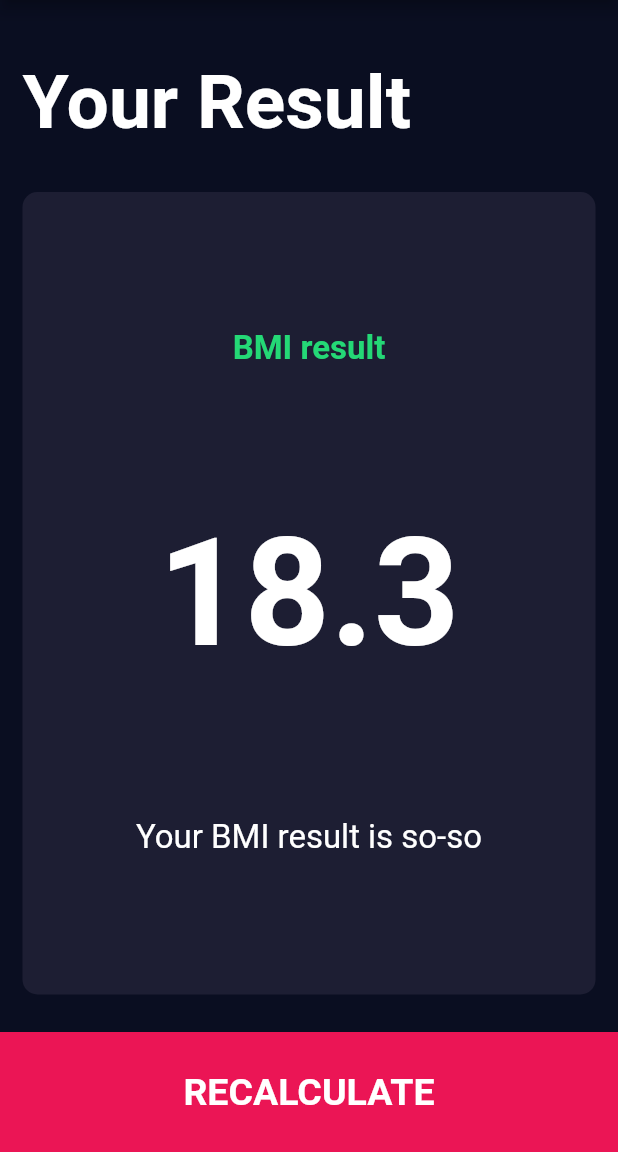
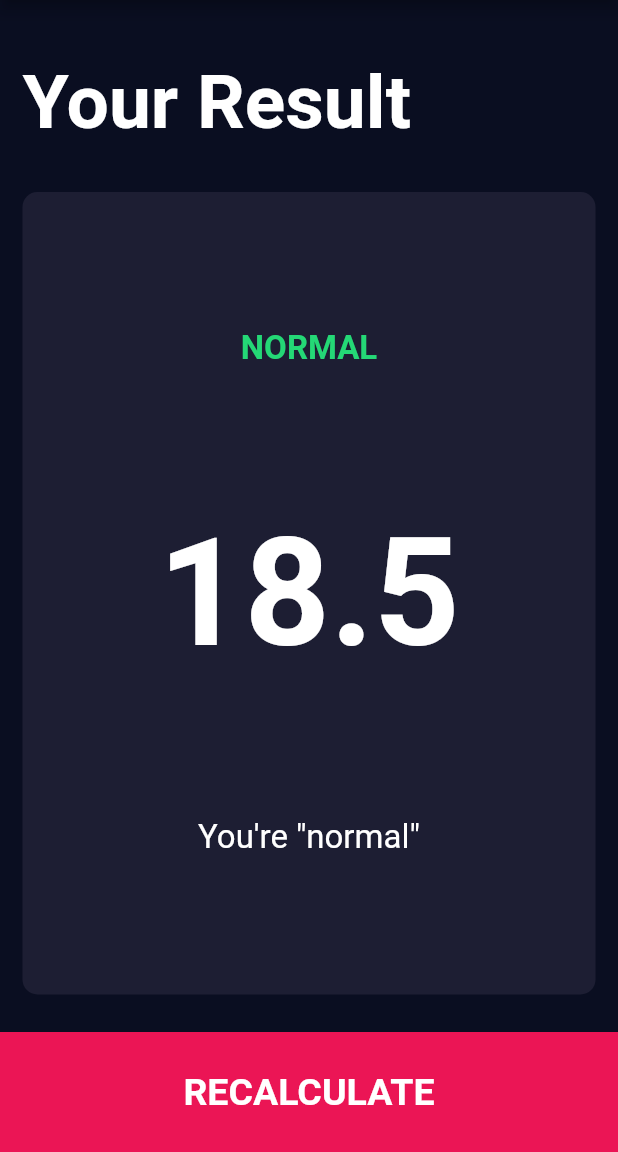
Before and after one commit to Andrew335/BMI_calculator, a Flutter app: the screen it shows after launch, after a tap on "CALCULATE", on a phone screen of 412 x 824 dp, the part 84-1236 px from its top. Run offline on Flutter 3.47's test engine with Material 2 defaults, Android fonts, the phone set to English and light mode, and no system bars; our stand-ins replace font_awesome_flutter.

Commit message:
Results page completed, project complete!

```diff
--- /dev/null
+++ b/lib/calculator_brain.dart
@@ -0,0 +1,35 @@
+import 'dart:math';
+
+class CalculatorBrain {
+  CalculatorBrain({this.height, this.weight});
+
+  final int height;
+  final int weight;
+
+  double _bmi;
+
+  String calculateBMI() {
+    _bmi = weight / pow(height / 100, 2);
+    return _bmi.toStringAsFixed(1);
+  }
+
+  String getResult() {
+    if (_bmi >= 25) {
+      return 'Overweight';
+    } else if (_bmi > 18.5) {
+      return 'Normal';
+    } else {
+      return 'Underweight';
+    }
+  }
+
+  String getInterpretation() {
+    if (_bmi >= 25) {
+      return 'Exercise more, fatty!';
+    } else if (_bmi > 18.5) {
+      return 'You\'re \"normal\"';
+    } else {
+      return 'You are too damn skinny';
+    }
+  }
+}
--- a/lib/screens/input_page.dart
+++ b/lib/screens/input_page.dart
@@ -6,6 +6,7 @@ import '../constants.dart';
 import 'results_page.dart';
 import '../components/bottom_button.dart';
 import '../components/round_icon_button.dart';
+import 'package:bmi_calculator/calculator_brain.dart';
 
 enum Gender { male, female }
 
@@ -189,8 +190,17 @@ class _InputPageState extends State<InputPage> {
             BottomButton(
               buttonTitle: 'CALCULATE',
               onTap: () {
-                Navigator.push(context,
-                    MaterialPageRoute(builder: (context) => ResultsPage()));
+                CalculatorBrain calc =
+                    CalculatorBrain(height: height, weight: weight);
+
+                Navigator.push(
+                    context,
+                    MaterialPageRoute(
+                        builder: (context) => ResultsPage(
+                              bmiResult: calc.calculateBMI(),
+                              resultText: calc.getResult(),
+                              interpretation: calc.getInterpretation(),
+                            )));
               },
             )
           ],
--- a/lib/screens/results_page.dart
+++ b/lib/screens/results_page.dart
@@ -5,6 +5,15 @@ import '../components/reusable_card.dart';
 import '../components/bottom_button.dart';
 
 class ResultsPage extends StatelessWidget {
+  ResultsPage(
+      {@required this.bmiResult,
+      @required this.interpretation,
+      @required this.resultText});
+
+  final String bmiResult;
+  final String resultText;
+  final String interpretation;
+
   @override
   Widget build(BuildContext context) {
     return Scaffold(
@@ -30,9 +39,9 @@ class ResultsPage extends StatelessWidget {
                 mainAxisAlignment: MainAxisAlignment.spaceEvenly,
                 crossAxisAlignment: CrossAxisAlignment.center,
                 children: <Widget>[
-                  Text('BMI result', style: kResultTextStyle),
-                  Text('18.3', style: kBMITextStyle),
-                  Text('Your BMI result is so-so', style: kBodyTextStyle),
+                  Text(resultText.toUpperCase(), style: kResultTextStyle),
+                  Text(bmiResult, style: kBMITextStyle),
+                  Text(interpretation, style: kBodyTextStyle),
                 ],
               )),
             ),
```
